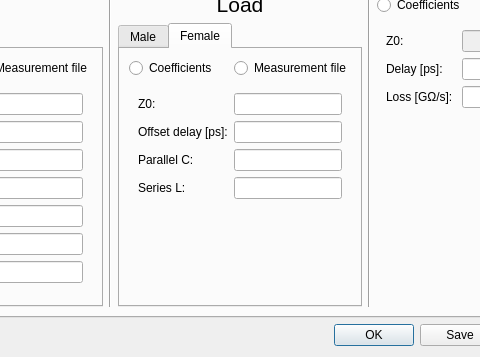
The window that Software/PC_Application/Calibration/calkitdialog.ui (jankae/LibreVNA) describes before a commit, drawn with Qt 5; both pictures show x 444 to 924 and y 269 to 626 of the 1213 by 626 pixel window.
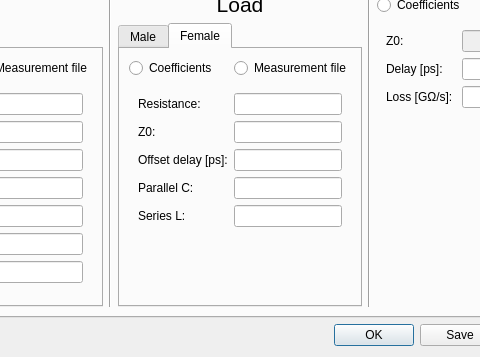
The same window after the commit. The open tabs and pages were chosen to show the change. Custom widgets are drawn as their Qt base class.

Commit message: Separate Z0/resistance entries for load in calibration kit

What changed in the file:
```diff
--- a/Software/PC_Application/Calibration/calkitdialog.ui
+++ b/Software/PC_Application/Calibration/calkitdialog.ui
@@ -859,50 +859,60 @@
                       <layout class="QVBoxLayout" name="verticalLayout_3">
                        <item>
                         <layout class="QFormLayout" name="formLayout_12">
-                         <item row="0" column="0">
+                         <item row="1" column="0">
                           <widget class="QLabel" name="label_61">
                            <property name="text">
                             <string>Z0:</string>
                            </property>
                           </widget>
                          </item>
-                         <item row="0" column="1">
+                         <item row="1" column="1">
                           <widget class="SIUnitEdit" name="load_Z0_f">
                            <property name="enabled">
                             <bool>true</bool>
                            </property>
                           </widget>
                          </item>
-                         <item row="1" column="0">
+                         <item row="2" column="0">
                           <widget class="QLabel" name="label_62">
                            <property name="text">
                             <string>Offset delay [ps]:</string>
                            </property>
                           </widget>
                          </item>
-                         <item row="1" column="1">
+                         <item row="2" column="1">
                           <widget class="SIUnitEdit" name="load_delay_f"/>
                          </item>
-                         <item row="2" column="0">
+                         <item row="3" column="0">
                           <widget class="QLabel" name="label_63">
                            <property name="text">
                             <string>Parallel C:</string>
                            </property>
                           </widget>
                          </item>
-                         <item row="2" column="1">
+                         <item row="3" column="1">
                           <widget class="SIUnitEdit" name="load_parC_f"/>
                          </item>
-                         <item row="3" column="0">
+                         <item row="4" column="0">
                           <widget class="QLabel" name="label_64">
                            <property name="text">
                             <string>Series L:</string>
                            </property>
                           </widget>
                          </item>
-                         <item row="3" column="1">
+                         <item row="4" column="1">
                           <widget class="SIUnitEdit" name="load_serL_f"/>
                          </item>
+                         <item row="0" column="0">
+                          <widget class="QLabel" name="label_32">
+                           <property name="text">
+                            <string>Resistance:</string>
+                           </property>
+                          </widget>
+                         </item>
+                         <item row="0" column="1">
+                          <widget class="SIUnitEdit" name="load_resistance_f"/>
+                         </item>
                         </layout>
                        </item>
                       </layout>
```
Left out of the diff: 36 changed lines with no effect on the pictures. The commit also changes 3 other files.
